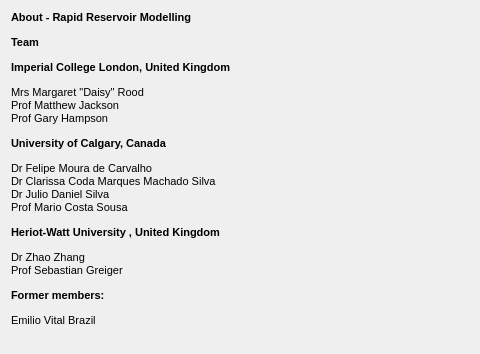
Qt form src/Apps/Controller/About/AboutWidget.ui (jdms/rrm) before a commit; both pictures show x 0 to 480 and y 0 to 354 of the 674 by 451 pixel window.
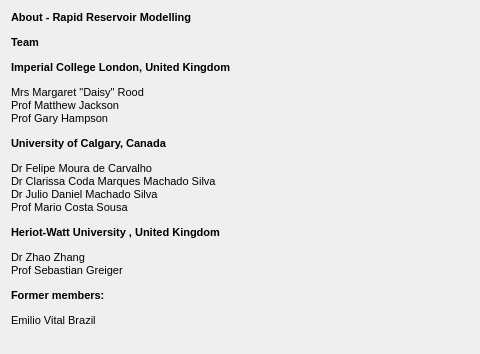
The same form after that commit. Icons and pictures are not drawn.

The edit to the form file:
```diff
--- a/src/Apps/Controller/About/AboutWidget.ui
+++ b/src/Apps/Controller/About/AboutWidget.ui
@@ -40,7 +40,7 @@
 &lt;p style=&quot; margin-top:12px; margin-bottom:12px; margin-left:0px; margin-right:0px; -qt-block-indent:0; text-indent:0px;&quot;&gt;&lt;span style=&quot; font-family:'MS Shell Dlg 2'; font-size:8pt; font-weight:600;&quot;&gt;Imperial College London, United Kingdom&lt;/span&gt;&lt;/p&gt;
 &lt;p style=&quot; margin-top:12px; margin-bottom:12px; margin-left:0px; margin-right:0px; -qt-block-indent:0; text-indent:0px;&quot;&gt;&lt;span style=&quot; font-family:'MS Shell Dlg 2'; font-size:8pt;&quot;&gt;Mrs Margaret &amp;quot;Daisy&amp;quot; Rood&lt;br /&gt;Prof Matthew Jackson&lt;br /&gt;Prof Gary Hampson&lt;/span&gt;&lt;/p&gt;
 &lt;p style=&quot; margin-top:12px; margin-bottom:12px; margin-left:0px; margin-right:0px; -qt-block-indent:0; text-indent:0px;&quot;&gt;&lt;span style=&quot; font-family:'MS Shell Dlg 2'; font-size:8pt; font-weight:600;&quot;&gt;University of Calgary, Canada&lt;/span&gt;&lt;/p&gt;
-&lt;p style=&quot; margin-top:12px; margin-bottom:12px; margin-left:0px; margin-right:0px; -qt-block-indent:0; text-indent:0px;&quot;&gt;&lt;span style=&quot; font-family:'MS Shell Dlg 2'; font-size:8pt;&quot;&gt;Dr Felipe Moura de Carvalho&lt;br /&gt;Dr Clarissa Coda Marques Machado Silva&lt;br /&gt;Dr Julio Daniel Silva&lt;br /&gt;Prof Mario Costa Sousa&lt;/span&gt;&lt;/p&gt;
+&lt;p style=&quot; margin-top:12px; margin-bottom:12px; margin-left:0px; margin-right:0px; -qt-block-indent:0; text-indent:0px;&quot;&gt;&lt;span style=&quot; font-family:'MS Shell Dlg 2'; font-size:8pt;&quot;&gt;Dr Felipe Moura de Carvalho&lt;br /&gt;Dr Clarissa Coda Marques Machado Silva&lt;br /&gt;Dr Julio Daniel Machado Silva&lt;br /&gt;Prof Mario Costa Sousa&lt;/span&gt;&lt;/p&gt;
 &lt;p style=&quot; margin-top:12px; margin-bottom:12px; margin-left:0px; margin-right:0px; -qt-block-indent:0; text-indent:0px;&quot;&gt;&lt;span style=&quot; font-family:'MS Shell Dlg 2'; font-size:8pt; font-weight:600;&quot;&gt;Heriot-Watt University , United Kingdom&lt;/span&gt;&lt;/p&gt;
 &lt;p style=&quot; margin-top:12px; margin-bottom:12px; margin-left:0px; margin-right:0px; -qt-block-indent:0; text-indent:0px;&quot;&gt;&lt;span style=&quot; font-family:'MS Shell Dlg 2'; font-size:8pt;&quot;&gt;Dr Zhao Zhang&lt;br /&gt;Prof Sebastian Greiger&lt;/span&gt;&lt;/p&gt;
 &lt;p style=&quot; margin-top:12px; margin-bottom:12px; margin-left:0px; margin-right:0px; -qt-block-indent:0; text-indent:0px;&quot;&gt;&lt;span style=&quot; font-family:'MS Shell Dlg 2'; font-size:8pt; font-weight:600;&quot;&gt;Former members:&lt;/span&gt;&lt;/p&gt;
```
